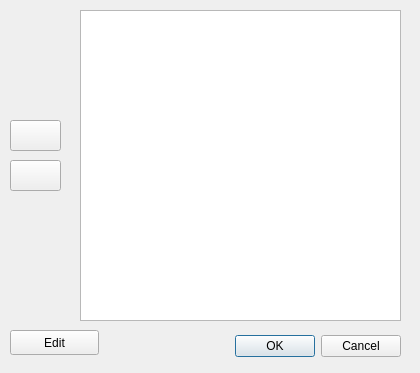
This is ui/edit-tags.ui in geromt/ColorTagsFileExplorer as Qt 5 draws it before an edit. The edited form follows.
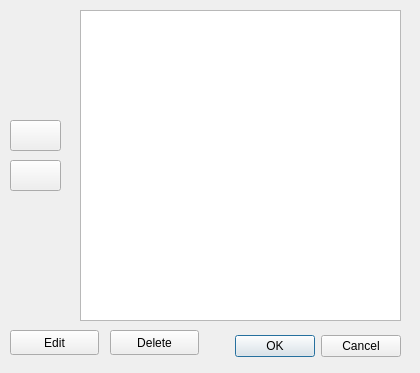
This is the edited form. Icons and pictures are not drawn.

Commit message: feat: Add delete button to edit-tags ui

The edit to the form file:
```diff
--- a/ui/edit-tags.ui
+++ b/ui/edit-tags.ui
@@ -90,7 +90,24 @@
     <string>Edit</string>
    </property>
    <property name="icon">
-    <iconset theme="edit"/>
+    <iconset theme="edit">
+     <normaloff>.</normaloff>.</iconset>
+   </property>
+  </widget>
+  <widget class="QPushButton" name="pushButton">
+   <property name="geometry">
+    <rect>
+     <x>110</x>
+     <y>330</y>
+     <width>89</width>
+     <height>25</height>
+    </rect>
+   </property>
+   <property name="text">
+    <string>Delete</string>
+   </property>
+   <property name="icon">
+    <iconset theme="edit-delete"/>
    </property>
   </widget>
  </widget>
```
Left out of the diff: 6 changed lines with no effect on the pictures.
